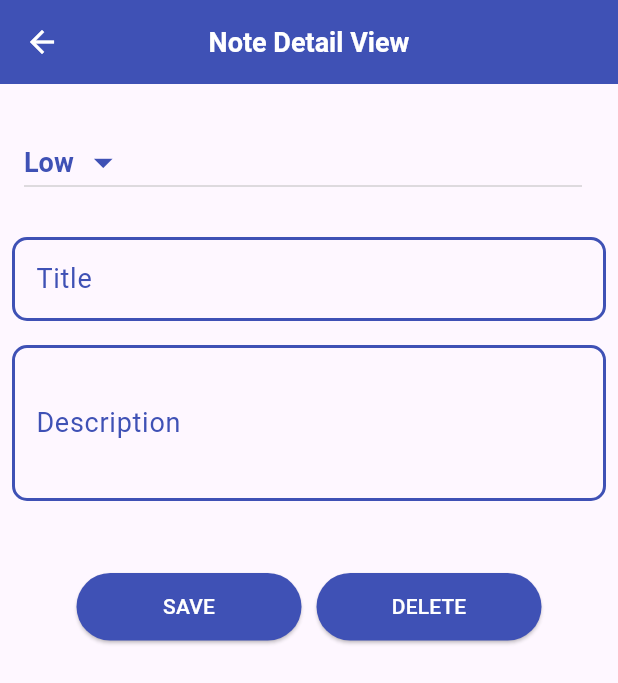
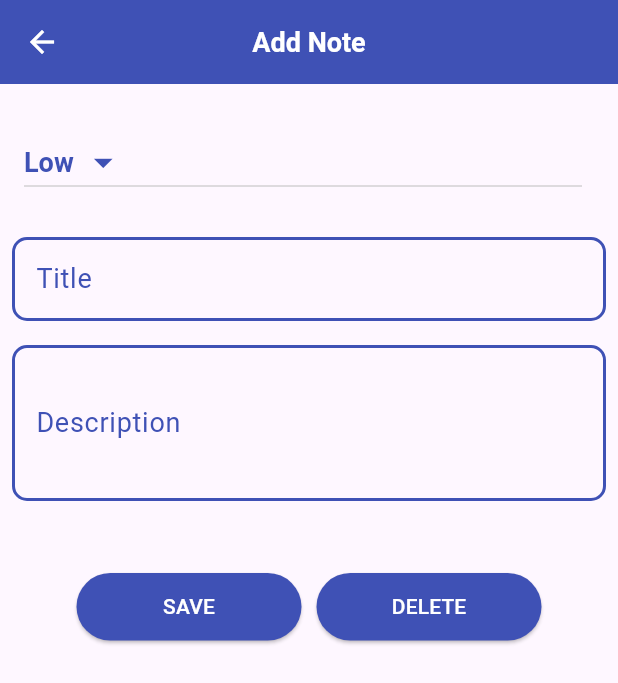
Before and after one commit to MosawirShah/noteKeeper-NAVTTC-2025_Cls_work-, a Flutter app: the screen it shows after launch, after a tap on the "add" icon, on a phone screen of 412 x 824 dp. Shown: the top 683 px of the screen. Run offline on Flutter 3.47's test engine with Material 3 defaults, Android fonts, the phone set to English and light mode, and no system bars; our stand-ins replace google_fonts, sqflite; accounts and stored records are empty.

Commit message:
time column is added to the table by using version=2 and upgrade method

```diff
--- a/lib/model/note_model.dart
+++ b/lib/model/note_model.dart
@@ -1,14 +1,18 @@
+import 'package:intl/intl.dart';
+
 class NoteModel {
   int? id;
   String title;
   int priority;
   String description;
+  String time;
 
   NoteModel({
     this.id,
     required this.priority,
     required this.title,
     required this.description,
+    required this.time
   });
 
   factory NoteModel.fromMapObj(Map<String, dynamic> mapObj) {
@@ -17,6 +21,7 @@ class NoteModel {
       priority: mapObj['priority'],
       title: mapObj['title'],
       description: mapObj['description'],
+     time: mapObj['time']
     );
   }
 
@@ -25,7 +30,8 @@ class NoteModel {
       'id' : id,
       'title' : title,
       'priority': priority,
-      'description': description
+      'description': description,
+      'time': time
     };
   }
 }
--- a/lib/services/db_helper.dart
+++ b/lib/services/db_helper.dart
@@ -2,53 +2,64 @@ import 'package:note_keeper/model/note_model.dart';
 import 'package:path/path.dart';
 import 'package:sqflite/sqflite.dart';
 
-class DatabaseHelper{
-
+class DatabaseHelper {
   static final DatabaseHelper instance = DatabaseHelper._internal();
   static Database? _database;
   DatabaseHelper._internal();
 
- Future<Database> get database async{
-    if(_database != null) return _database!;
+  Future<Database> get database async {
+    if (_database != null) return _database!;
     _database = await createDb();
     return _database!;
-
   }
 
   //CREATE/ INITIALIZE DATABASE
-  Future<Database> createDb()async{
+  Future<Database> createDb() async {
     final dataBaseDirectory = await getDatabasesPath();
-   final path = join(dataBaseDirectory,'note_database.db');
+    final path = join(dataBaseDirectory, 'note_database.db');
     return await openDatabase(
       path,
-     version: 1,
-     onCreate: (db,version)async{
-       await db.execute(
-         '''
+      version: 2,
+      onCreate: (db, version) async {
+        await db.execute('''
          CREATE table note(
          id INTEGER PRIMARY KEY AUTOINCREMENT,
          priority INTEGER,
          title TEXT,
-         description TEXT
+         description TEXT,
+         time TEXT
          )
-         '''
-       );
-
+         ''');
+      },
+      onUpgrade: (db, oldVersion, newVersion) async {
+        if (oldVersion < 2) {
+          await db.execute('ALTER TABLE note ADD COLUMN time TEXT');
         }
+      },
     );
   }
 
   //INSERTION OPERATION
- Future<int> insertion(NoteModel noteModel)async{
+  Future<int> insertion(NoteModel noteModel) async {
     final db = await database;
     return await db.insert('note', noteModel.toMap());
   }
+
   //FETCH OPERATION
-  Future<List<NoteModel>> fetchData()async{
-    final db= await database;
-    final jsonData = await db.query('note',orderBy: 'priority ASC');
-    return  jsonData.map((mapObj)=>NoteModel.fromMapObj(mapObj)).toList();
-
+  Future<List<NoteModel>> fetchData() async {
+    final db = await database;
+    final jsonData = await db.query('note', orderBy: 'priority ASC');
+    return jsonData.map((mapObj) => NoteModel.fromMapObj(mapObj)).toList();
   }
 
+  //DELETION
+  Future<int> deletion(int id) async {
+    final db = await database;
+    return await db.delete('note', where: 'id = ?', whereArgs: [id]);
   }
+  //Updation
+ Future<int> updation(NoteModel noteModel)async{
+   final db = await database;
+   return await db.update('note', noteModel.toMap(), where: 'id = ?', whereArgs: [noteModel.id]);
+ }
+}
--- a/lib/views/note_details_view.dart
+++ b/lib/views/note_details_view.dart
@@ -1,18 +1,51 @@
 import 'package:flutter/material.dart';
+import 'package:intl/intl.dart';
 import 'package:note_keeper/model/note_model.dart';
 import 'package:note_keeper/view_model/note_view_model.dart';
 import 'package:provider/provider.dart';
 
-class NoteDetailsView extends StatelessWidget {
+class NoteDetailsView extends StatefulWidget {
   NoteDetailsView({super.key});
 
+  @override
+  State<NoteDetailsView> createState() => _NoteDetailsViewState();
+}
+
+class _NoteDetailsViewState extends State<NoteDetailsView> {
   final _titleController = TextEditingController();
+
   final _descriptionController = TextEditingController();
+
+
+  late NoteDetailArgument args;
+  late NoteViewModel noteProvider;
+
+  @override
+  void didChangeDependencies() {
+    super.didChangeDependencies();
+    // Initialize only once
+    args = ModalRoute.of(context)!.settings.arguments as NoteDetailArgument;
+    noteProvider = Provider.of<NoteViewModel>(context);
+
+    if (args.appBarTitle == "Edit Note") {
+      _titleController.text = args.noteModel!.title;
+      _descriptionController.text = args.noteModel!.description;
+      //noteProvider.priority = args.noteModel!.priority;
+    }
+  }
+
   @override
   Widget build(BuildContext context) {
-    final noteProvider = Provider.of<NoteViewModel>(context);
+    //
+    // final noteProvider = Provider.of<NoteViewModel>(context);
+    // final args = ModalRoute.of(context)!.settings.arguments as NoteDetailArgument;
+    //
+    // if(args.appBarTitle == "Edit Note"){
+    //   _titleController.text = args.noteModel!.title;
+    //   _descriptionController.text = args.noteModel!.description;
+    // }
     return Scaffold(
-      appBar: AppBar(title: Text("Note Detail View"), centerTitle: true),
+      appBar: AppBar(title: Text(args.appBarTitle), centerTitle: true),
       body: Column(
         children: [
           SizedBox(height: 20),
@@ -93,18 +126,38 @@ class NoteDetailsView extends StatelessWidget {
                     ),
                   ),
                   onPressed: () async {
+                    String time = DateFormat.yMMMd().format(DateTime.now());
+                    if(args.appBarTitle == "Add Note"){
                       NoteModel noteModel = NoteModel(
                         priority: noteProvider.priority,
                         title: _titleController.text.trim(),
                         description: _descriptionController.text.trim(),
+                        time: time
                       );
                       // noteProvider.noteList.add(noteModel);
                       await noteProvider.insertData(noteModel);
+                      debugPrint("Data Saved");
+                    }else if(args.appBarTitle == "Edit Note"){
+                      String title = _titleController.text;
+                      String description = _descriptionController.text;
+                      NoteModel noteModel = NoteModel(
+                        id: args.noteModel!.id,
+                        //id: noteProvider.noteModel!.id,
+                        ///ERROR REASON: I was used the (noteProvider.noteModel.id) which is null..
+                        priority: noteProvider.priority,
+                        title: title,
+                        description: description,
+                        time: time
+                      );
+                      // noteProvider.noteList.add(noteModel);
+                      await noteProvider.updateNote(noteModel);
+                      debugPrint("UPDATED");
+                    }
 
                     Navigator.of(context).pop();
-                    debugPrint("Data Saved");
+
                   },
-                  child: Text("SAVE", style: TextStyle(color: Colors.white)),
+                  child: Text(args.buttonText, style: TextStyle(color: Colors.white)),
                 ),
               ),
               SizedBox(width: 10),
@@ -120,6 +173,12 @@ class NoteDetailsView extends StatelessWidget {
                     ),
                   ),
                   onPressed: () {
+                    if(args.appBarTitle == "Edit Note"){
+                      noteProvider.deleteNote(args.noteModel!.id!);
+                      Navigator.of(context).pop();
+                    }else{
+                      ScaffoldMessenger.of(context).showSnackBar(SnackBar(content: Text("Note is not deleted")));
+                    }
                     debugPrint("Data DELETED");
                   },
                   child: Text("DELETE", style: TextStyle(color: Colors.white)),
@@ -132,3 +191,9 @@ class NoteDetailsView extends StatelessWidget {
     );
   }
 }
+class NoteDetailArgument{
+  String appBarTitle;
+  NoteModel? noteModel;
+  String buttonText;
+  NoteDetailArgument({required this.appBarTitle,required this.buttonText, this.noteModel});
+}
--- a/lib/views/note_view.dart
+++ b/lib/views/note_view.dart
@@ -20,15 +20,25 @@ class _NoteViewState extends State<NoteView> {
     return Scaffold(
       appBar: AppBar(title: Text("Note View"), centerTitle: true),
       body: noteProvider.loading ? Center(child: CircularProgressIndicator(),):
-      noteProvider.errorText != null ? Center(child: Text("ERROR: ${noteProvider.errorText}")):ListView.builder(
+      noteProvider.errorText != null ? Center(child: Text("ERROR: ${noteProvider.errorText}")):
+      noteProvider.noteList.isEmpty ?Center(
+        child: Text("No Note is found.",style: TextStyle(fontSize: 20,color: Colors.indigo,fontWeight: FontWeight.bold),),
+    ) :ListView.builder(
         itemCount: noteProvider.noteList.length,
         itemBuilder: (context, index) {
-          return Card(
-            child: ListTile(
-              leading: CircleAvatar(backgroundColor: noteProvider.noteList[index].priority == 1 ? Colors.red: Colors.amber,child: Icon(noteProvider.noteList[index].priority == 1 ? Icons.play_arrow: Icons.keyboard_arrow_right),),
-              title: Text(noteProvider.noteList[index].title),
-              subtitle: Text(""),
-              trailing: IconButton(onPressed: (){}, icon: Icon(Icons.delete,color: Colors.indigo,size: 30,)),
+          return GestureDetector(
+            onTap: (){
+              Navigator.of(context).pushNamed(RoutesName.noteDetailsView,arguments: NoteDetailArgument(appBarTitle: "Edit Note",noteModel: noteProvider.noteList[index],buttonText: "UPDATE"));
+            },
+            child: Card(
+              child: ListTile(
+                leading: CircleAvatar(backgroundColor: noteProvider.noteList[index].priority == 1 ? Colors.red: Colors.amber,child: Icon(noteProvider.noteList[index].priority == 1 ? Icons.play_arrow: Icons.keyboard_arrow_right),),
+                title: Text(noteProvider.noteList[index].title),
+                subtitle: Text(noteProvider.noteList[index].time),
+                trailing: IconButton(onPressed: (){
+                  noteProvider.deleteNote(noteProvider.noteList[index].id!);
+                }, icon: Icon(Icons.delete,color: Colors.indigo,size: 30,)),
+              ),
             ),
           );
         },
@@ -41,11 +51,8 @@ class _NoteViewState extends State<NoteView> {
           onPressed: ()  {
             Navigator.of(
               context,
-            ).pushNamed(RoutesName.noteDetailsView);
+            ).pushNamed(RoutesName.noteDetailsView,arguments: NoteDetailArgument(appBarTitle: "Add Note",buttonText: "SAVE"));
 
-            setState(() {
-              // notes.add(note);
-            });
           },
         ),
       ),
--- a/pubspec.yaml
+++ b/pubspec.yaml
@@ -38,6 +38,7 @@ dependencies:
   sqflite: ^2.4.2
   path: ^1.9.1
   provider: ^6.1.5
+  intl: ^0.20.2
 
 dev_dependencies:
   flutter_test:
```
Also changed, not shown: lib/view_model/note_view_model.dart (+19 -0 lines), pubspec.lock. Lines whose indentation alone changed are shown as unchanged.
